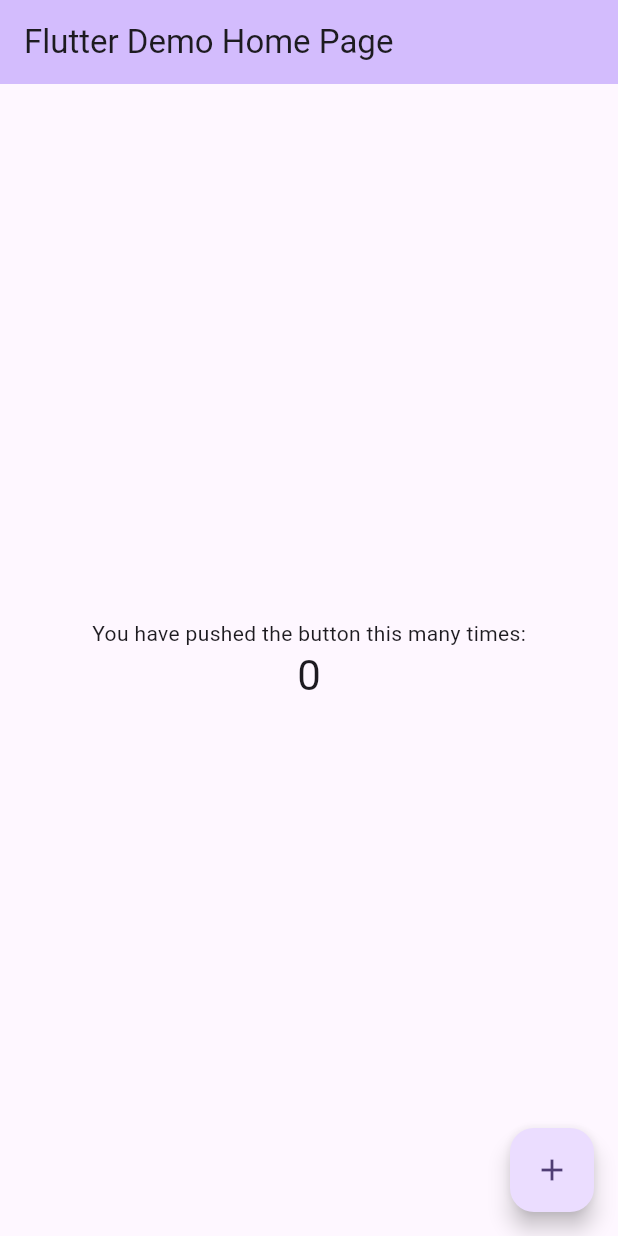
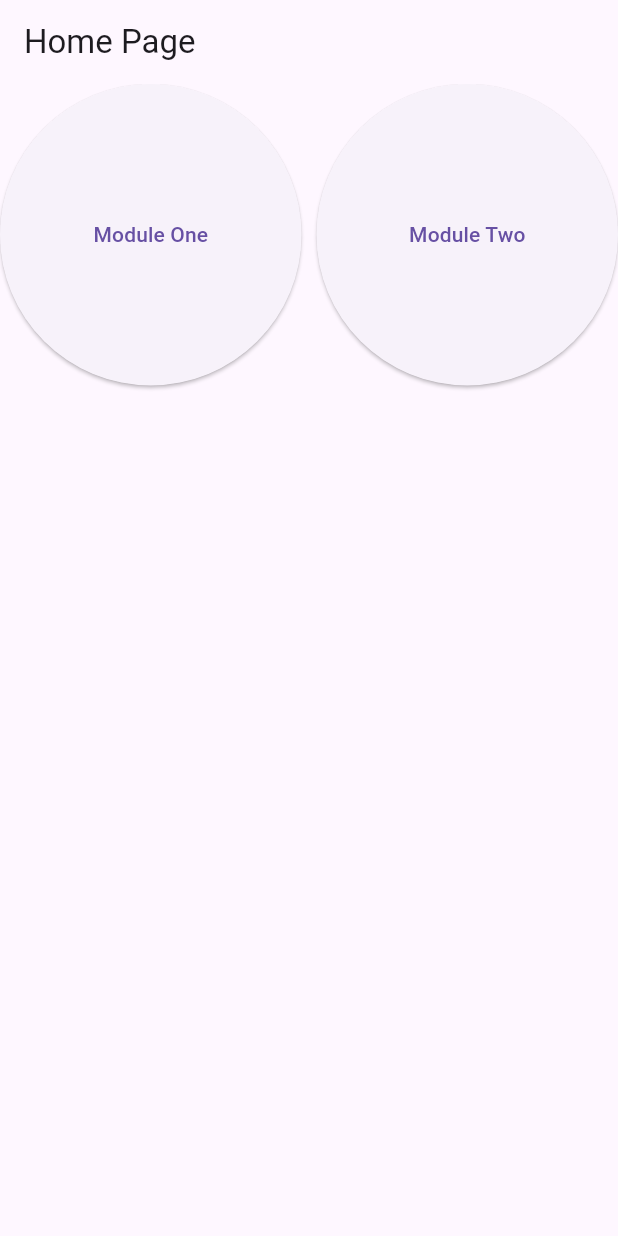
Before and after one commit to Dyu5mp8/hane, a Flutter app: the screen it shows after launch, on a phone screen of 412 x 824 dp. Run offline on Flutter 3.47's test engine with Material 3 defaults, Android fonts, the phone set to English and light mode, and no system bars.

Commit message:
first homescreen prototype

```diff
--- a/lib/main.dart
+++ b/lib/main.dart
@@ -1,125 +1,86 @@
 import 'package:flutter/material.dart';
 
-void main() {
-  runApp(const MyApp());
-}
+void main() => runApp(MyApp());
 
 class MyApp extends StatelessWidget {
-  const MyApp({super.key});
-
-  // This widget is the root of your application.
   @override
   Widget build(BuildContext context) {
     return MaterialApp(
-      title: 'Flutter Demo',
+      title: 'Module App',
       theme: ThemeData(
-        // This is the theme of your application.
-        //
-        // TRY THIS: Try running your application with "flutter run". You'll see
-        // the application has a purple toolbar. Then, without quitting the app,
-        // try changing the seedColor in the colorScheme below to Colors.green
-        // and then invoke "hot reload" (save your changes or press the "hot
-        // reload" button in a Flutter-supported IDE, or press "r" if you used
-        // the command line to start the app).
-        //
-        // Notice that the counter didn't reset back to zero; the application
-        // state is not lost during the reload. To reset the state, use hot
-        // restart instead.
-        //
-        // This works for code too, not just values: Most code changes can be
-        // tested with just a hot reload.
-        colorScheme: ColorScheme.fromSeed(seedColor: Colors.deepPurple),
-        useMaterial3: true,
+        primarySwatch: Colors.blue,
       ),
-      home: const MyHomePage(title: 'Flutter Demo Home Page'),
+      home: HomePage(),
     );
   }
 }
 
-class MyHomePage extends StatefulWidget {
-  const MyHomePage({super.key, required this.title});
-
-  // This widget is the home page of your application. It is stateful, meaning
-  // that it has a State object (defined below) that contains fields that affect
-  // how it looks.
-
-  // This class is the configuration for the state. It holds the values (in this
-  // case the title) provided by the parent (in this case the App widget) and
-  // used by the build method of the State. Fields in a Widget subclass are
-  // always marked "final".
-
-  final String title;
-
-  @override
-  State<MyHomePage> createState() => _MyHomePageState();
-}
-
-class _MyHomePageState extends State<MyHomePage> {
-  int _counter = 0;
-
-  void _incrementCounter() {
-    setState(() {
-      // This call to setState tells the Flutter framework that something has
-      // changed in this State, which causes it to rerun the build method below
-      // so that the display can reflect the updated values. If we changed
-      // _counter without calling setState(), then the build method would not be
-      // called again, and so nothing would appear to happen.
-      _counter++;
-    });
-  }
-
+class HomePage extends StatelessWidget {
   @override
   Widget build(BuildContext context) {
-    // This method is rerun every time setState is called, for instance as done
-    // by the _incrementCounter method above.
-    //
-    // The Flutter framework has been optimized to make rerunning build methods
-    // fast, so that you can just rebuild anything that needs updating rather
-    // than having to individually change instances of widgets.
     return Scaffold(
       appBar: AppBar(
-        // TRY THIS: Try changing the color here to a specific color (to
-        // Colors.amber, perhaps?) and trigger a hot reload to see the AppBar
-        // change color while the other colors stay the same.
-        backgroundColor: Theme.of(context).colorScheme.inversePrimary,
-        // Here we take the value from the MyHomePage object that was created by
-        // the App.build method, and use it to set our appbar title.
-        title: Text(widget.title),
+        title: Text('Home Page'),
       ),
       body: Center(
-        // Center is a layout widget. It takes a single child and positions it
-        // in the middle of the parent.
-        child: Column(
-          // Column is also a layout widget. It takes a list of children and
-          // arranges them vertically. By default, it sizes itself to fit its
-          // children horizontally, and tries to be as tall as its parent.
-          //
-          // Column has various properties to control how it sizes itself and
-          // how it positions its children. Here we use mainAxisAlignment to
-          // center the children vertically; the main axis here is the vertical
-          // axis because Columns are vertical (the cross axis would be
-          // horizontal).
-          //
-          // TRY THIS: Invoke "debug painting" (choose the "Toggle Debug Paint"
-          // action in the IDE, or press "p" in the console), to see the
-          // wireframe for each widget.
-          mainAxisAlignment: MainAxisAlignment.center,
+        child: GridView(
+          gridDelegate: SliverGridDelegateWithFixedCrossAxisCount(
+            crossAxisCount: 2,
+            crossAxisSpacing: 10,
+            mainAxisSpacing: 10,
+            childAspectRatio: 1,
+          ),
           children: <Widget>[
-            const Text(
-              'You have pushed the button this many times:',
+            ElevatedButton(
+              onPressed: () {
+                Navigator.push(
+                  context,
+                  MaterialPageRoute(builder: (context) => ModuleOne()),
+                );
+              },
+              child: Text('Module One'),
             ),
-            Text(
-              '$_counter',
-              style: Theme.of(context).textTheme.headlineMedium,
+            ElevatedButton(
+              onPressed: () {
+                Navigator.push(
+                  context,
+                  MaterialPageRoute(builder: (context) => ModuleTwo()),
+                );
+              },
+              child: Text('Module Two'),
             ),
+            // Add more buttons for more modules as needed
           ],
         ),
       ),
-      floatingActionButton: FloatingActionButton(
-        onPressed: _incrementCounter,
-        tooltip: 'Increment',
-        child: const Icon(Icons.add),
-      ), // This trailing comma makes auto-formatting nicer for build methods.
     );
   }
 }
+
+class ModuleOne extends StatelessWidget {
+  @override
+  Widget build(BuildContext context) {
+    return Scaffold(
+      appBar: AppBar(
+        title: Text('Module One'),
+      ),
+      body: Center(
+        child: Text('Welcome to Module One!'),
+      ),
+    );
+  }
+}
+
+class ModuleTwo extends StatelessWidget {
+  @override
+  Widget build(BuildContext context) {
+    return Scaffold(
+      appBar: AppBar(
+        title: Text('Module Two'),
+      ),
+      body: Center(
+        child: Text('Welcome to Module Two!'),
+      ),
+    );
+  }
+}
```
